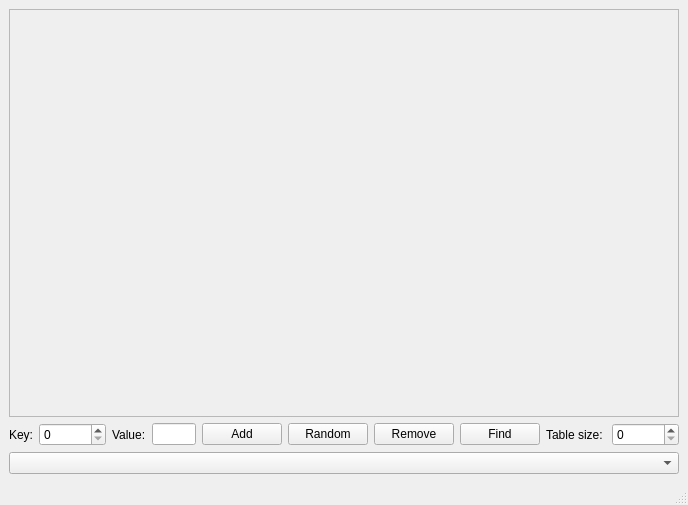
This is Lab-6/HashTable/MainWindow.ui in Helbushek/2nd_course_2.0 as Qt 5 draws it before an edit. The edited form follows.
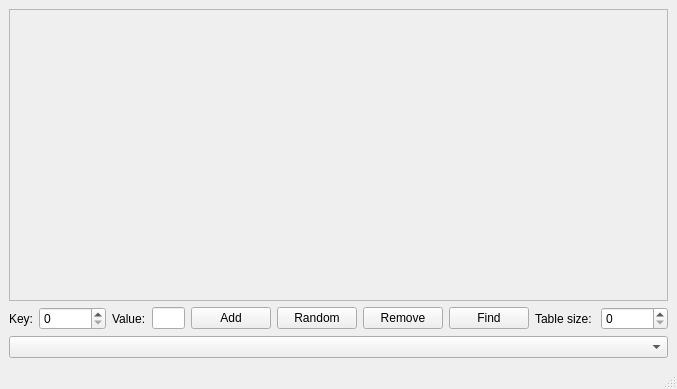
This is the edited form. Custom widgets are drawn as their Qt base class.

Diff of the .ui file:
```diff
--- a/Lab-6/HashTable/MainWindow.ui
+++ b/Lab-6/HashTable/MainWindow.ui
@@ -6,8 +6,8 @@
    <rect>
     <x>0</x>
     <y>0</y>
-    <width>688</width>
-    <height>505</height>
+    <width>677</width>
+    <height>389</height>
    </rect>
   </property>
   <property name="windowTitle">
@@ -25,8 +25,8 @@
         <rect>
          <x>0</x>
          <y>0</y>
-         <width>668</width>
-         <height>379</height>
+         <width>657</width>
+         <height>263</height>
         </rect>
        </property>
        <layout class="QGridLayout" name="gridLayout">
```
Left out of the diff: 2 changed lines with no effect on the pictures.
